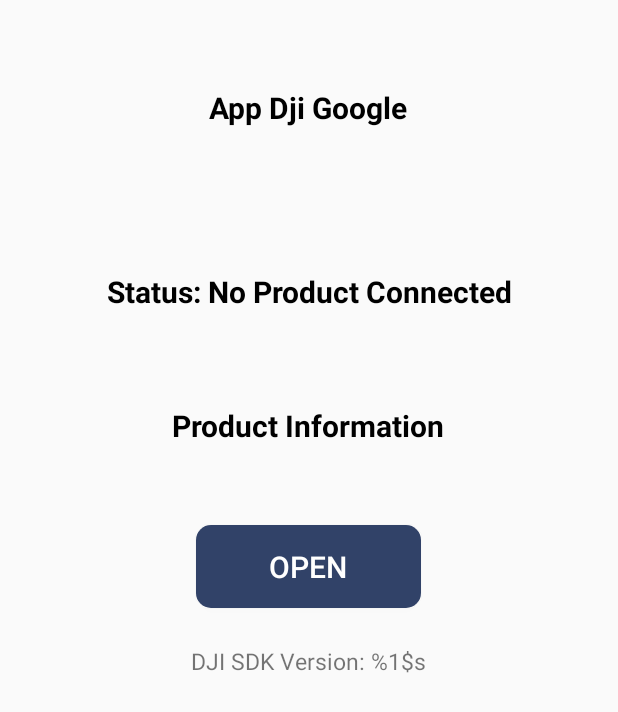
After one commit to diogon01/Android-DJI-GoogleMaps-Demos, an Android app: the layout activity_connection.xml on its own in the app's theme, with its tools: preview values and no code run, on a phone screen of 412 x 824 dp. The commit adds this screen. Shown: the top 712 px of the screen. Run offline under Robolectric (Android 15) with nearby library versions, the phone set to English and light mode, and no system bars.

Commit message:
Adicionado o arquivo ConnectionActivity.java Adicionado os arquivos Drawable dos botoes Adicionado color Black e White

```diff
--- /dev/null
+++ b/app/src/main/res/drawable/round_btn.xml
@@ -0,0 +1,8 @@
+<?xml version="1.0" encoding="utf-8"?>
+<selector xmlns:android="http://schemas.android.com/apk/res/android">
+    <item android:drawable="@drawable/round_btn_normal" android:state_focused="true"></item>
+    <item android:drawable="@drawable/round_btn_pressed" android:state_selected="true"></item>
+    <item android:drawable="@drawable/round_btn_pressed" android:state_pressed="true"></item>
+    <item android:drawable="@drawable/round_btn_disable" android:state_enabled="false"></item>
+    <item android:drawable="@drawable/round_btn_normal" ></item>
+</selector>
--- /dev/null
+++ b/app/src/main/res/drawable/round_btn_disable.xml
@@ -0,0 +1,8 @@
+<?xml version="1.0" encoding="utf-8"?>
+<shape xmlns:android="http://schemas.android.com/apk/res/android">
+    <solid android:color="#AAAAAAAA" />
+    <corners android:topLeftRadius="10dp"
+        android:topRightRadius="10dp"
+        android:bottomRightRadius="10dp"
+        android:bottomLeftRadius="10dp"/>
+</shape>
--- /dev/null
+++ b/app/src/main/res/drawable/round_btn_normal.xml
@@ -0,0 +1,8 @@
+<?xml version="1.0" encoding="utf-8"?>
+<shape xmlns:android="http://schemas.android.com/apk/res/android">
+    <solid android:color="#FF314268" />
+    <corners android:topLeftRadius="10dp"
+        android:topRightRadius="10dp"
+        android:bottomRightRadius="10dp"
+        android:bottomLeftRadius="10dp"/>
+</shape>
--- /dev/null
+++ b/app/src/main/res/drawable/round_btn_pressed.xml
@@ -0,0 +1,8 @@
+<?xml version="1.0" encoding="utf-8"?>
+<shape xmlns:android="http://schemas.android.com/apk/res/android">
+    <solid android:color="#AA314268" />
+    <corners android:topLeftRadius="10dp"
+             android:topRightRadius="10dp"
+             android:bottomRightRadius="10dp"
+             android:bottomLeftRadius="10dp"/>
+</shape>
--- /dev/null
+++ b/app/src/main/res/layout/activity_connection.xml
@@ -0,0 +1,66 @@
+<?xml version="1.0" encoding="utf-8"?>
+<RelativeLayout xmlns:android="http://schemas.android.com/apk/res/android"
+    xmlns:tools="http://schemas.android.com/tools"
+    android:layout_width="match_parent"
+    android:layout_height="match_parent"
+    android:orientation="vertical">
+
+    <TextView
+        android:id="@+id/text_connection_status"
+        android:layout_width="wrap_content"
+        android:layout_height="wrap_content"
+        android:layout_alignBottom="@+id/text_product_info"
+        android:layout_centerHorizontal="true"
+        android:layout_marginBottom="89dp"
+        android:gravity="center"
+        android:text="@string/status_no_product_connected"
+        android:textColor="@android:color/black"
+        android:textSize="20sp"
+        android:textStyle="bold" />
+
+    <TextView
+        android:id="@+id/text_product_info"
+        android:layout_width="wrap_content"
+        android:layout_height="wrap_content"
+        android:layout_centerHorizontal="true"
+        android:layout_marginTop="270dp"
+        android:gravity="center"
+        android:text="@string/product_information"
+        android:textColor="@android:color/black"
+        android:textSize="20sp"
+        android:textStyle="bold" />
+
+    <Button
+        android:id="@+id/btn_open"
+        android:layout_width="150dp"
+        android:layout_height="55dp"
+        android:layout_centerHorizontal="true"
+        android:layout_marginTop="350dp"
+        android:background="@drawable/round_btn"
+        android:text="@string/btn_open"
+        android:textColor="@color/colorWhite"
+        android:textSize="20sp" />
+
+    <TextView
+        android:id="@+id/textView2"
+        android:layout_width="wrap_content"
+        android:layout_height="wrap_content"
+        android:layout_centerHorizontal="true"
+        android:layout_marginTop="430dp"
+        android:text="@string/sdk_version"
+        android:textSize="15sp" />
+
+    <TextView
+        android:id="@+id/textView"
+        android:layout_width="wrap_content"
+        android:layout_height="wrap_content"
+        android:layout_alignParentTop="true"
+        android:layout_centerHorizontal="true"
+        android:layout_marginTop="58dp"
+        android:text="@string/title_connection"
+        android:textAppearance="?android:attr/textAppearanceSmall"
+        android:textColor="@color/colorBlack"
+        android:textSize="20sp"
+        android:textStyle="bold" />
+
+</RelativeLayout>
--- a/app/src/main/res/values/colors.xml
+++ b/app/src/main/res/values/colors.xml
@@ -1,5 +1,7 @@
 <?xml version="1.0" encoding="utf-8"?>
 <resources>
+    <color name="colorWhite">#FFFFFF</color>
+    <color name="colorBlack">#000000</color>
     <color name="colorPrimary">#01a11c</color>
     <color name="colorPrimaryDark">#0e3e00</color>
     <color name="colorAccent">#FF4081</color>
--- a/app/src/main/res/values/strings.xml
+++ b/app/src/main/res/values/strings.xml
@@ -29,4 +29,13 @@
     <string name="label_action_after_finished">Action After Finished:</string>
     <string name="dialog_finish">Finish</string>
     <string name="dialog_cancel">Cancel</string>
+    <string name="action_settings">Settings</string>
+    <string name="disconnected">Disconnected</string>
+    <string name="product_information">Product Information</string>
+    <string name="connection_loose">Status: No Product Connected</string>
+    <string name="sdk_version">DJI SDK Version: %1$s</string>
+    <string name="status_no_product_connected">Status: No Product Connected</string>
+    <string name="btn_open">Open</string>
+    <string name="title_connection">App Dji Google</string>
+
 </resources>
```
Also changed, not shown: app/src/main/java/googlemap/gsdemo/agro42/com/gsdemo/ConnectionActivity.java (added, +65 -0 lines), app/src/main/java/googlemap/gsdemo/agro42/com/gsdemo/DJIDemoApplication.java (added, +161 -0 lines), app/src/main/res/drawable/selector_back_button.xml (added, +7 -0 lines), app/src/main/res/drawable/back_button_disable.png (added), app/src/main/res/drawable/back_button_normal.png (added), app/src/main/res/drawable/back_button_press.png (added), app/src/main/res/drawable/drone.png (added), 1 other file.
